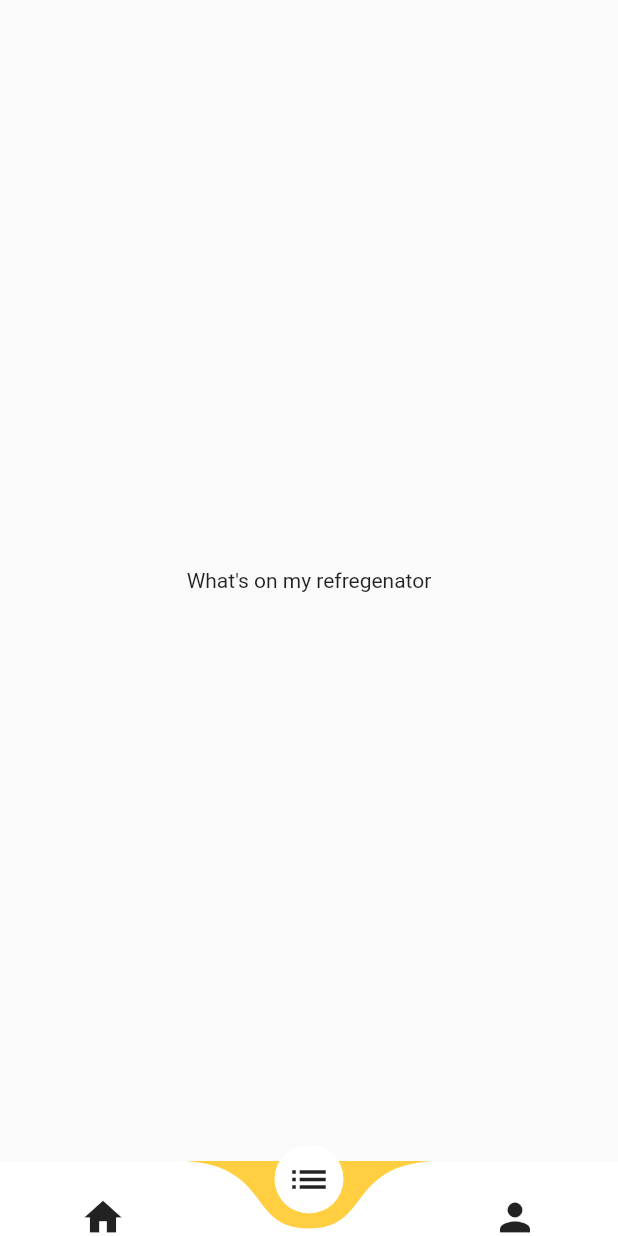
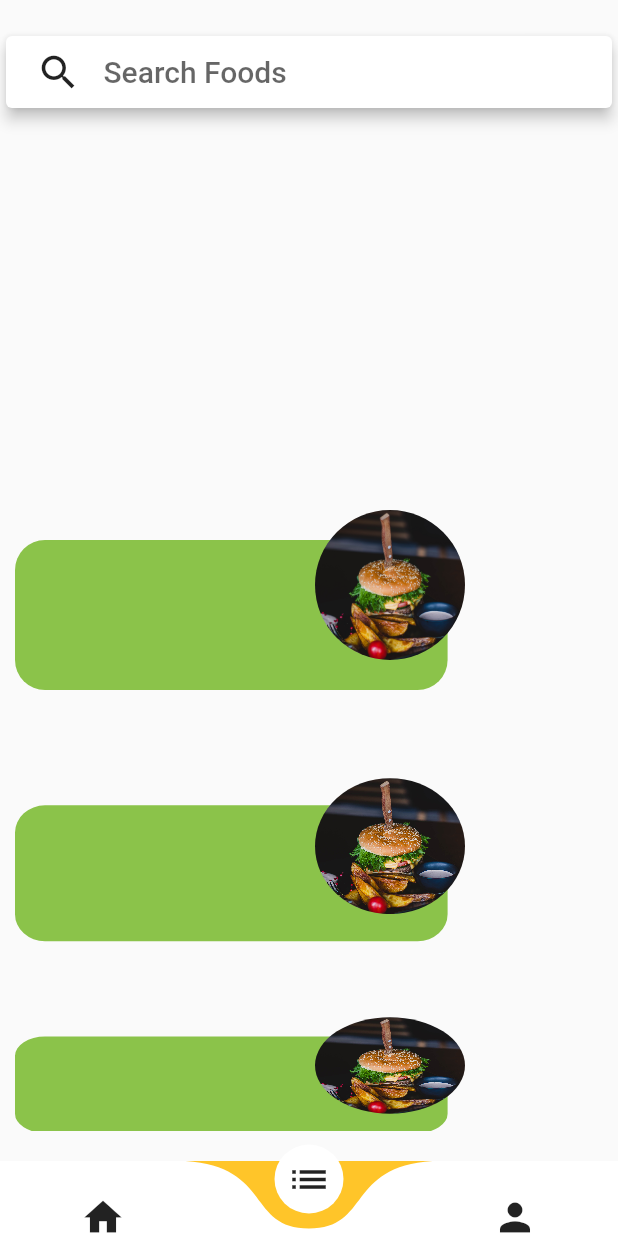
Before and after one commit to AshishAcharya083/NepaliFoodRecipe-Abandoned, a Flutter app: the screen it shows after launch, item 2 of the bottom bar chosen, on a phone screen of 412 x 824 dp. Run offline on Flutter 3.47's test engine with Material 2 defaults, Android fonts, the phone set to English and light mode, and no system bars; drawn by our look-alikes of curved_navigation_bar; network calls fail; Roboto replaces fonts that are missing (Jost).

Commit message:
Added CardLists in ScrollWheel

```diff
--- a/lib/landing_page.dart
+++ b/lib/landing_page.dart
@@ -1,6 +1,7 @@
 import 'package:flutter/material.dart';
 import 'package:curved_navigation_bar/curved_navigation_bar.dart';
 import 'homePage.dart';
+import 'list_screen.dart';
 
 class LandingPage extends StatefulWidget {
   @override
@@ -10,9 +11,7 @@ class LandingPage extends StatefulWidget {
 class _LandingPageState extends State<LandingPage> {
   List tabs = [
     HomeScreen(),
-    Center(
-      child: Text('What\'s on my refregenator'),
-    ),
+   ListCard(),
     Center(
       child: Text("User profile"),
     ),
@@ -27,12 +26,13 @@ class _LandingPageState extends State<LandingPage> {
         bottomNavigationBar: CurvedNavigationBar(
           height: 50,
 
-
-          backgroundColor: Color(0xFFFFCE41),
+          // 0xFFFFCE41
+          backgroundColor: Color(0xFFFFC529),
           items: <Widget>[
             Icon(
               Icons.home,
               size: 30,
+
             ),
             Icon(
               Icons.list,
--- /dev/null
+++ b/lib/list_screen.dart
@@ -0,0 +1,78 @@
+import 'package:flutter/material.dart';
+import 'searchbar.dart';
+
+class ListCard extends StatefulWidget {
+  @override
+  _ListCardState createState() => _ListCardState();
+}
+
+class _ListCardState extends State<ListCard> {
+  @override
+  Widget build(BuildContext context) {
+    return Padding(
+      padding: const EdgeInsets.symmetric(horizontal: 0,vertical: 20),
+      child: Column(
+
+        mainAxisAlignment: MainAxisAlignment.center,
+        children: <Widget>[
+          SearchBar(),
+          Expanded(
+              child: ListWheelScrollView.useDelegate(
+            diameterRatio: 1.2,
+            perspective: 0.0000000001,
+            itemExtent: 150,
+            childDelegate: ListWheelChildBuilderDelegate(
+                builder: (BuildContext context, int index) {
+              if (index < 0 || index > 10) {
+                return null;
+              }
+              return Padding(
+                padding: const EdgeInsets.symmetric(horizontal: 10),
+                child: Stack(
+
+                  children: [
+                  // Container(
+                  //   height: 275.0,
+                  //   width: 200.0,
+                  //   color: Colors.transparent,
+                  // ),
+                  Positioned(
+                      top: 20.0,
+                      child: Container(
+                          height: 100.0,
+                          width: MediaQuery.of(context).size.width *0.7,
+                          decoration: BoxDecoration(
+                            borderRadius: BorderRadius.circular(20.0),
+                            color: Colors.lightGreen,
+                          ),
+                          child: Column(
+                            mainAxisAlignment: MainAxisAlignment.end,
+                            crossAxisAlignment: CrossAxisAlignment.start,
+                            children: <Widget>[],
+                          ),
+                        )),
+                  Positioned(
+                      left: 200.0,
+                      bottom: 50,
+                      child: Container(
+                        // height: 110.0,
+                        // width: 110.0,
+                        constraints: BoxConstraints(
+                          maxHeight:100.0,
+                          maxWidth: 100.0
+                        ),
+                        decoration: BoxDecoration(
+                            shape: BoxShape.circle,
+                            image: DecorationImage(
+                                image: AssetImage('images/burger.jpg'),
+                                fit: BoxFit.cover)),
+                      ))
+                ]),
+              );
+            }),
+          )),
+        ],
+      ),
+    );
+  }
+}
--- a/lib/main.dart
+++ b/lib/main.dart
@@ -2,7 +2,9 @@ import 'package:flutter/material.dart';
 import 'package:food/landing_page.dart';
 
 void main() => runApp(MaterialApp(
-
+ theme: ThemeData(
+accentColor: Color(0xFFFFC529)
+ ),
       home: MyApp(),
     ));
 
--- a/lib/searchbar.dart
+++ b/lib/searchbar.dart
@@ -13,7 +13,7 @@ class SearchBar extends StatelessWidget {
           children: <Widget>[
             GestureDetector(
               onTap: () {
-               //TODO: code the drawer menu
+               //code the drawer menu
               },
               child: Icon(
                 Icons.search,
--- a/pubspec.yaml
+++ b/pubspec.yaml
@@ -43,9 +43,9 @@ flutter:
   uses-material-design: true
 
   # To add assets to your application, add an assets section, like this:
-  # assets:
-  #  - images/a_dot_burr.jpeg
-  #  - images/a_dot_ham.jpeg
+  assets:
+    - images/
+
 
   # An image asset can refer to one or more resolution-specific "variants", see
   # https://flutter.dev/assets-and-images/#resolution-aware.
```
Also changed, not shown: lib/cards.dart (added, +52 -0 lines), lib/homePage.dart (+29 -58 lines), images/burger.jpg (added), pubspec.lock.
